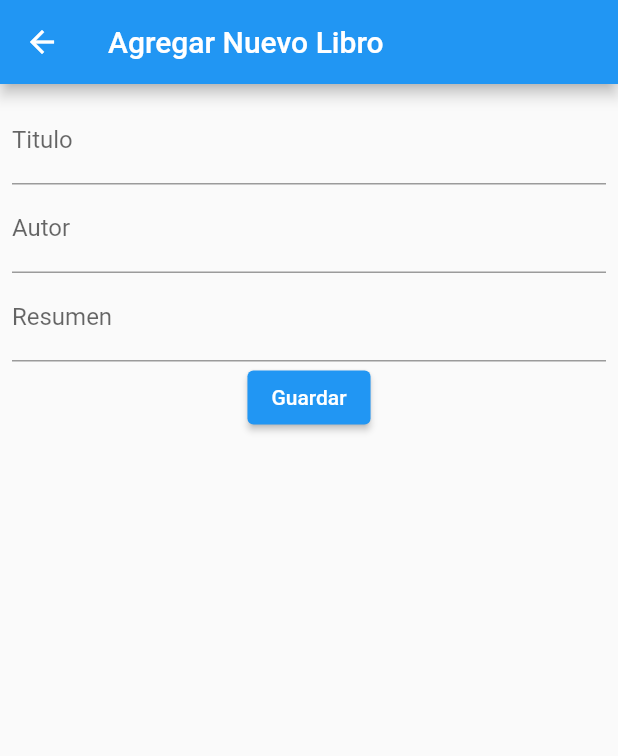
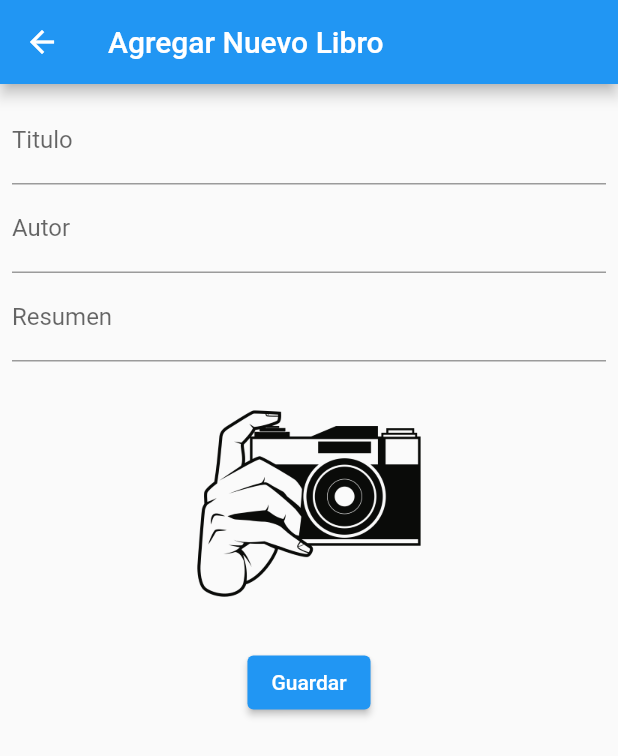
Before and after one commit to lpedraoss/monis, a Flutter app: the AddBookScreen screen opened directly, on a phone screen of 412 x 824 dp. Shown: the top 756 px of the screen. Run offline on Flutter 3.47's test engine with Material 2 defaults, Android fonts, the phone set to English and light mode, and no system bars; our stand-ins replace camera, cloud_firestore, firebase_core, flutter_bloc; accounts and stored records are empty.

```diff
--- a/lib/add_book/add_book_screen.dart
+++ b/lib/add_book/add_book_screen.dart
@@ -1,8 +1,8 @@
 import 'package:flutter/material.dart';
 import 'package:flutter_bloc/flutter_bloc.dart';
+import 'package:monis/add_book/take_picture_screen.dart';
 import 'package:monis/bloc/book_shelf/book_shelf_bloc.dart';
 import 'package:monis/model/book.dart';
-import 'package:monis/service/book_service.dart';
 import 'package:monis/utils/status.dart';
 part 'add_book_state.dart';
 
--- a/lib/add_book/add_book_state.dart
+++ b/lib/add_book/add_book_state.dart
@@ -5,7 +5,8 @@ class AddBookFormState extends State<AddBookForm> {
   final titleEditingController = TextEditingController(),
       authEditingController = TextEditingController(),
       summEditingController = TextEditingController(),
-      _formKey = GlobalKey<FormState>();
+      _formKey = GlobalKey<FormState>(),
+      _cameraLogo = 'assets/images/cameraLogo.png';
 
   @override
   Widget build(BuildContext context) {
@@ -21,7 +22,8 @@ class AddBookFormState extends State<AddBookForm> {
             child: CircularProgressIndicator(),
           );
         }
-        return Padding(
+        return SingleChildScrollView(
+          child: Padding(
             padding: const EdgeInsets.all(8.0),
             child: Form(
               key: _formKey,
@@ -57,6 +59,18 @@ class AddBookFormState extends State<AddBookForm> {
                         ? "por favor ingrese el resumen del libro"
                         : (null),
                   ),
+                  Padding(
+                    padding: const EdgeInsets.only(top: 20, bottom: 20),
+                    child: GestureDetector(
+                      onTap: () {
+                        _navigateTakePictureScreen(context);
+                      },
+                      child: SizedBox(
+                        width: 150,
+                        child: Image.asset(_cameraLogo),
+                      ),
+                    ),
+                  ),
                   ElevatedButton(
                     onPressed: () {
                       if (_formKey.currentState!.validate()) {
@@ -66,6 +80,7 @@ class AddBookFormState extends State<AddBookForm> {
                     child: const Text('Guardar'),
                   ),
                 ],
+              ),
             ),
           ),
         );
@@ -87,4 +102,11 @@ class AddBookFormState extends State<AddBookForm> {
     var bookShelfBloc = context.read<BookshelfBloc>();
     bookShelfBloc.add(AddBookToBookshelf(book));
   }
+
+  void _navigateTakePictureScreen(BuildContext context) {
+    Navigator.push(
+      context,
+      MaterialPageRoute(builder: (context) => const TakePictureScreen()),
+    );
   }
+}
--- a/lib/book_details/book_details_screen.dart
+++ b/lib/book_details/book_details_screen.dart
@@ -89,17 +89,17 @@ class BookInfoWidget extends StatelessWidget {
             tittle,
             style: Theme.of(context)
                 .textTheme
-                .headline5!
+                .headlineSmall!
                 .copyWith(fontWeight: FontWeight.w500),
           ),
           Text(
             author,
-            style: Theme.of(context).textTheme.headline6,
+            style: Theme.of(context).textTheme.titleLarge,
           ),
           const SizedBox(height: 5),
           Text(
             description,
-            style: Theme.of(context).textTheme.headline5!.copyWith(
+            style: Theme.of(context).textTheme.headlineSmall!.copyWith(
                   fontSize: 16,
                 ),
           ),
--- a/lib/categories/categories_screen.dart
+++ b/lib/categories/categories_screen.dart
@@ -54,7 +54,7 @@ class TileCategory extends StatelessWidget {
         alignment: AlignmentDirectional.center,
         child: Text(
           _category.name,
-          style: Theme.of(context).textTheme.headline6,
+          style: Theme.of(context).textTheme.titleLarge,
           textAlign: TextAlign.center,
         ),
       ),
--- a/lib/home/home_screen.dart
+++ b/lib/home/home_screen.dart
@@ -91,7 +91,7 @@ class ListItemBook extends StatelessWidget {
                         'Titulo: ${_book.tittle}',
                         style: Theme.of(context)
                             .textTheme
-                            .headline6!
+                            .titleLarge!
                             .copyWith(fontSize: 18),
                         maxLines: 2,
                         overflow: TextOverflow.ellipsis,
@@ -100,7 +100,7 @@ class ListItemBook extends StatelessWidget {
                         'Autor: ${_book.author}',
                         style: Theme.of(context)
                             .textTheme
-                            .headline6!
+                            .titleLarge!
                             .copyWith(fontSize: 10),
                       ),
                       const SizedBox(height: 10),
@@ -108,7 +108,7 @@ class ListItemBook extends StatelessWidget {
                         'Descripcion: ${_book.description}',
                         style: Theme.of(context)
                             .textTheme
-                            .subtitle2!
+                            .titleSmall!
                             .copyWith(fontSize: 10),
                         maxLines: 4,
                         overflow: TextOverflow.ellipsis,
--- a/pubspec.yaml
+++ b/pubspec.yaml
@@ -39,7 +39,8 @@ dependencies:
   flutter_bloc: ^8.0.0
   cloud_firestore: ^4.4.3
   firebase_core: ^2.7.0
-
+  firebase_storage: ^11.0.15
+  camera: ^0.10.3+2
 
 
 
```
Also changed, not shown: lib/add_book/take_picture_screen.dart (added, +55 -0 lines), lib/model/book.dart (+6 -7 lines), assets/images/cameraLogo.png (added), pubspec.lock, 1 other file. Lines whose indentation alone changed are shown as unchanged.
